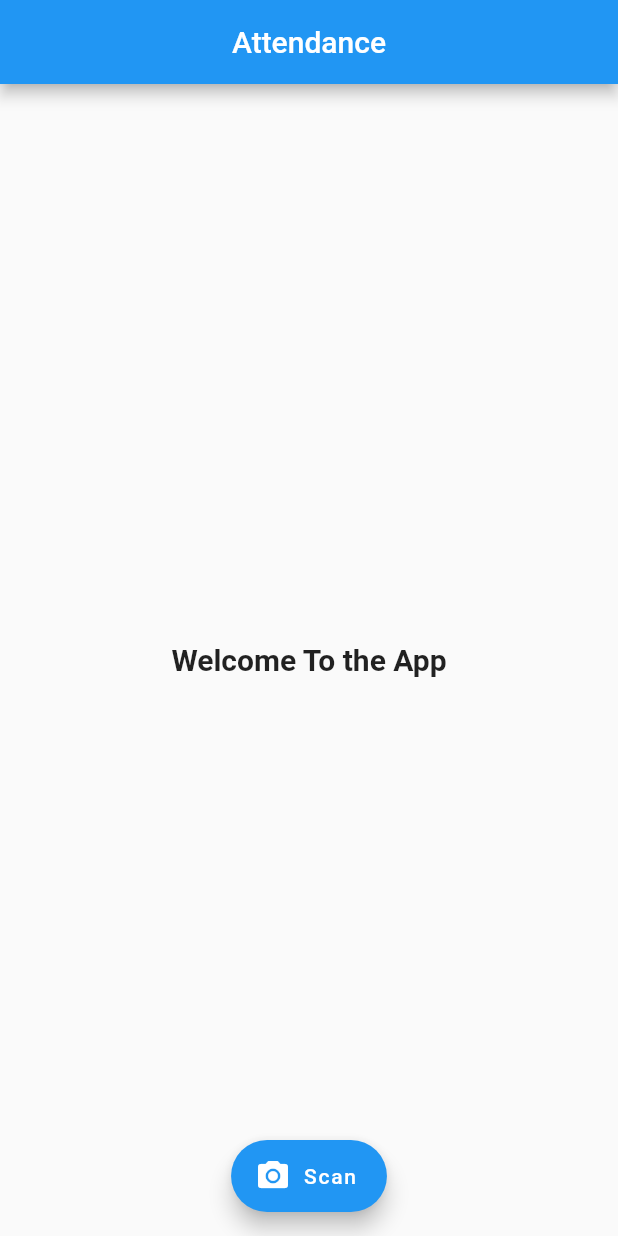
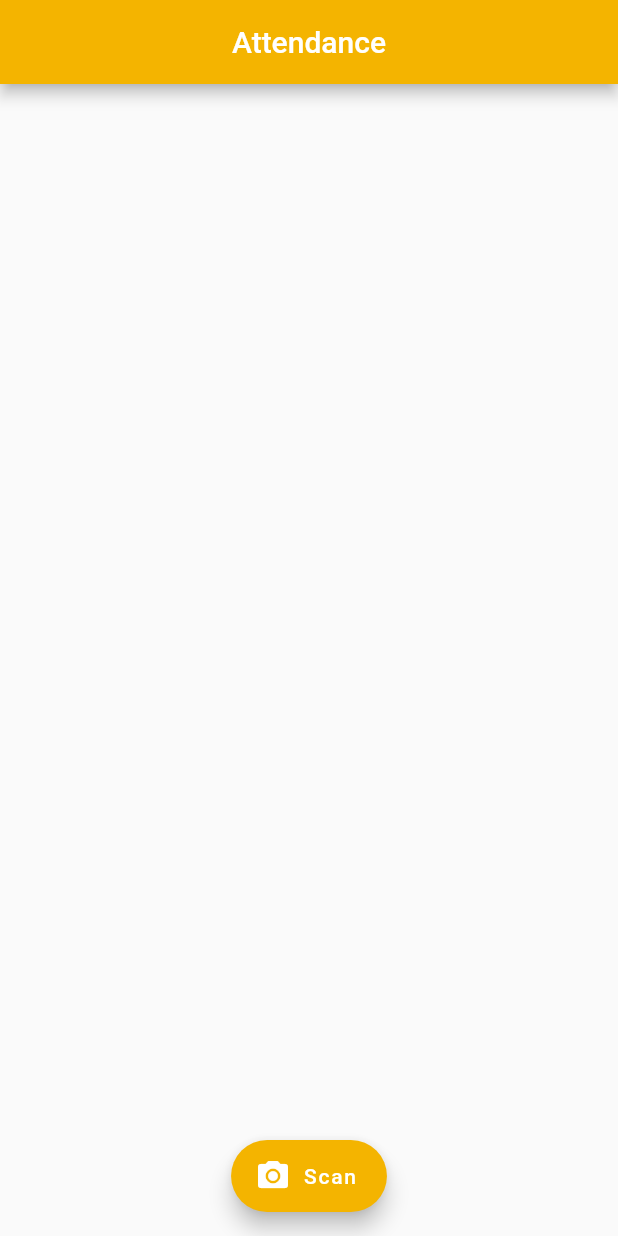
Before and after one commit to ariG23498/attendance, a Flutter app: the screen it shows after launch, on a phone screen of 412 x 824 dp. Run offline on Flutter 3.47's test engine with Material 2 defaults, Android fonts, the phone set to English and light mode, and no system bars; our stand-ins replace flare_flutter; missing offline and left inert: barcode_scan.

Commit message:
fluent design with gpay animation

```diff
--- a/attendance/lib/main.dart
+++ b/attendance/lib/main.dart
@@ -1,11 +1,15 @@
 import 'working/scanning.dart';
-import 'working/authentication.dart';
 import 'package:flutter/material.dart';
 import 'pages/attendAnimation.dart';
 
 void main() {
   runApp(MaterialApp(
     title: "Attendance",
+    theme: ThemeData(
+      brightness: Brightness.light,
+      primaryColor: Color(0xFFF4B400),
+      accentColor: Color(0xFFF4B400),
+    ),
     debugShowCheckedModeBanner: false,
     home: new MyApp(),
     //home: SuccessAnimate(),
@@ -18,20 +22,24 @@ class MyApp extends StatefulWidget {
 }
 
 class _MyAppState extends State<MyApp> {
-  String barcode = "Welcome To the App";
+  String barcode = "";
   int validity = 0;
 
   @override
   Widget build(BuildContext context) {
     return Scaffold(
       appBar: new AppBar(
-        title: new Text("Attendance"),
+        title: new Text(
+          "Attendance",
+          style: TextStyle(color: Colors.white),
+        ),
         centerTitle: true,
       ),
       body: new Center(
         child: new Text(
           barcode,
-          style: TextStyle(fontWeight: FontWeight.bold, fontSize: 20.0),
+          style: TextStyle(
+              fontWeight: FontWeight.bold, fontSize: 20.0, color: Colors.grey),
         ),
       ),
       floatingActionButton: FloatingActionButton.extended(
@@ -44,7 +52,11 @@ class _MyAppState extends State<MyApp> {
               Navigator.push(
                   context,
                   new MaterialPageRoute(
-                      builder: (context) => SuccessAnimate()));
+                      builder: (context) => SuccessAnimate())).then((_) {
+                setState(() {
+                  this.barcode = "Validated";
+                });
+              });
             } else {
               setState(() {
                 this.barcode = scan.barcode;
@@ -52,8 +64,14 @@ class _MyAppState extends State<MyApp> {
             }
           });
         },
-        icon: Icon(Icons.camera_alt),
-        label: Text("Scan"),
+        icon: Icon(
+          Icons.camera_alt,
+          color: Colors.white,
+        ),
+        label: Text(
+          "Scan",
+          style: TextStyle(color: Colors.white),
+        ),
       ),
       floatingActionButtonLocation: FloatingActionButtonLocation.centerFloat,
     );
```
